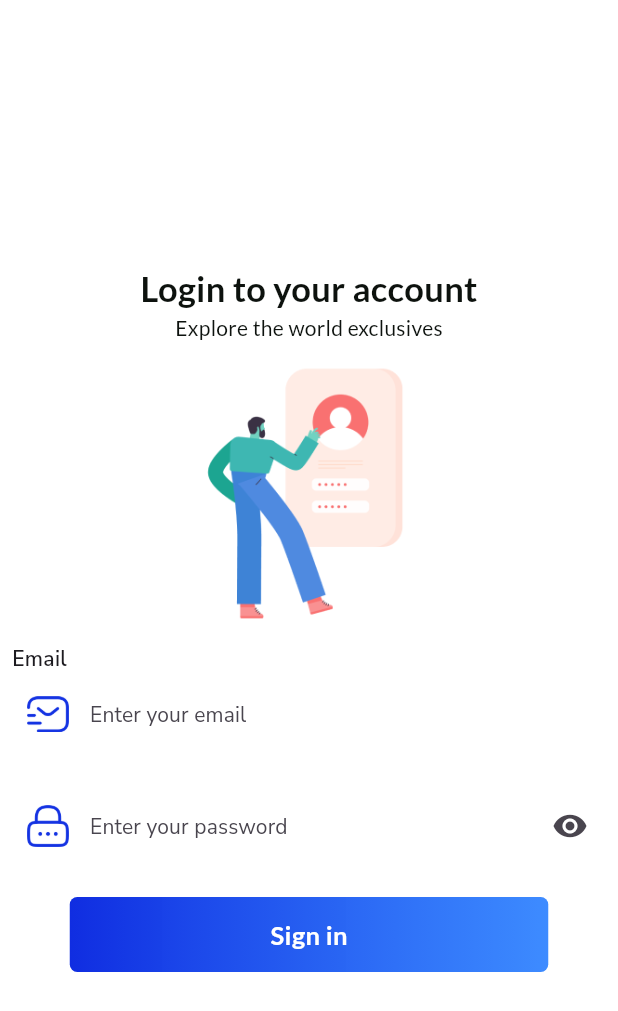
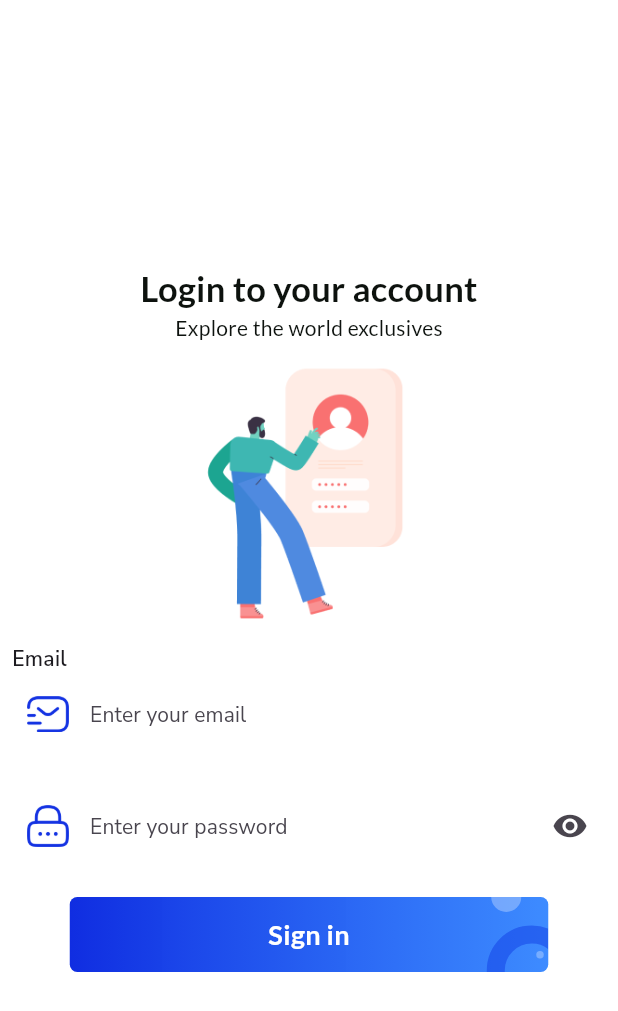
Before and after one commit to EdinaBiro/Mac_Store, a Flutter app: the screen it shows after launch, on a phone screen of 412 x 824 dp. Shown: the top 1011 px of the screen. Run offline on Flutter 3.47's test engine with Material 3 defaults, Android fonts, the phone set to English and light mode, and no system bars; our stand-ins replace google_fonts.

```diff
--- a/lib/views/screens/authentication_screens/login_screen.dart
+++ b/lib/views/screens/authentication_screens/login_screen.dart
@@ -115,18 +115,69 @@ class LoginScreen extends StatelessWidget {
                     ]
                     ),
                     ),
-                    child: Center (
-                      child: Text(
-                      'Sign in',
-                      style: GoogleFonts.getFont(
-                      'Lato',
-                      fontSize: 17,
-                      fontWeight: FontWeight.bold,
-                      color: Colors.white
+                    child: Stack(
+                      children: [
+                        Positioned(
+                          left: 278,
+                          top: 19,
+                          child: Opacity(
+                            opacity: 0.5,
+                            child: Container(
+                              width: 60,
+                              height: 60,
+                              clipBehavior: Clip.antiAlias,
+                              decoration: BoxDecoration(
+                                border: Border.all(width: 12, color: Color(0xFF103DE5),
+                                ),
+                                borderRadius: BorderRadius.circular(30)
+                              ),
+                            ),
 
-                      ),
-                      ),
+                            ),
 
+                        ),
+
+                        Positioned(
+                          left: 311,
+                          top: 36,
+                          child: Opacity(opacity: 0.3, child: Container(
+                              width: 5,
+                              height: 5,
+                              clipBehavior: Clip.antiAlias,
+                              decoration: BoxDecoration(
+                                color: Colors.white,
+                                borderRadius: BorderRadius.circular(3,
+                                ),
+                                ),
+                              ),
+                          ),
+                          ),
+                        Positioned(left: 281, top: -10, child: Opacity(opacity:
+                          0.3,
+                          child: Container(
+                            width: 20,
+                            height: 20,
+                            clipBehavior: Clip.antiAlias,
+                            decoration: BoxDecoration(
+                              color: Colors.white,
+                              borderRadius: BorderRadius.circular(10),
+                            ),
+                          )
+                        ),
+                        ),
+
+                        Center (
+                          child: Text(
+                          'Sign in',
+                          style: GoogleFonts.getFont(
+                            'Lato',
+                            color: Colors.white,
+                            fontSize: 18,
+                            fontWeight: FontWeight.bold,
+                            ),
+                          )
+                        ),
+                      ],
                     ),
                   ),
           ],
```
